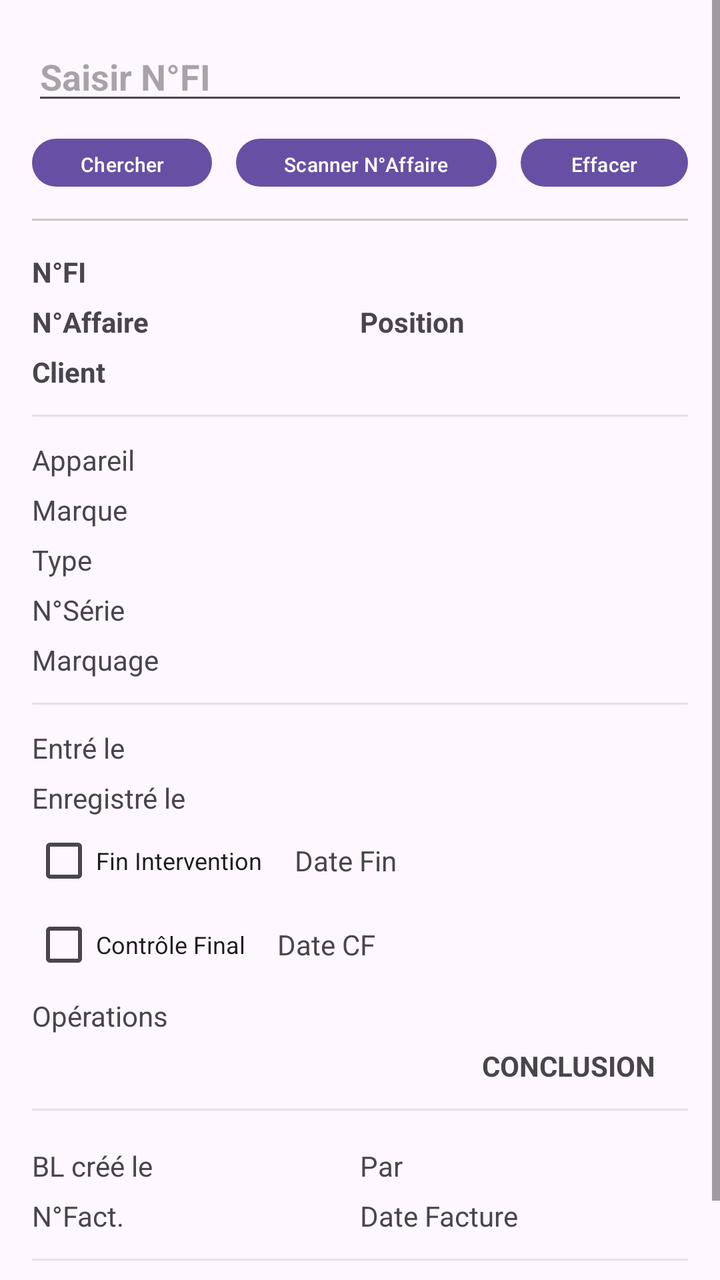
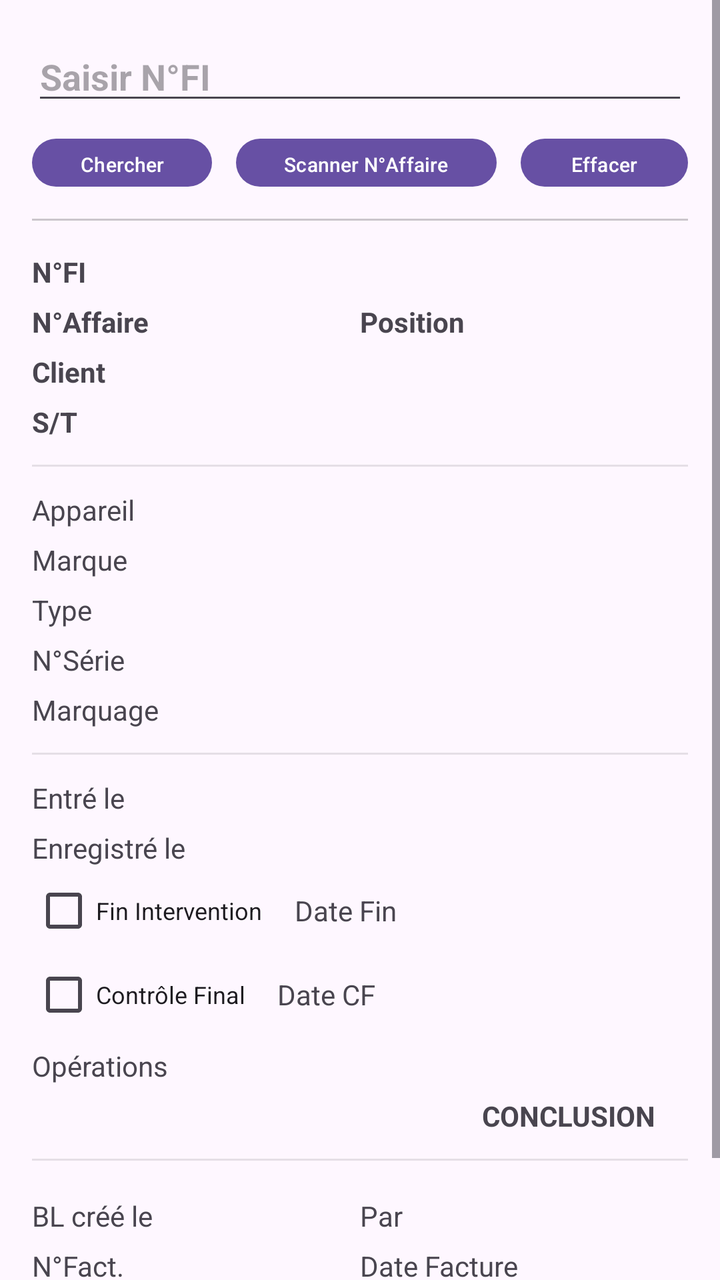

The first picture is an Android layout as it rendered before a commit; the second is the same layout after the commit. The layout source and the unified diff follow.
<!-- AndroidManifest.xml: application theme Theme.QrLookup -->
<!-- res/layout/activity_main.xml -->
<?xml version="1.0" encoding="utf-8"?>
<ScrollView xmlns:android="http://schemas.android.com/apk/res/android"
    xmlns:app="http://schemas.android.com/apk/res-auto"
    android:layout_width="match_parent"
    android:layout_height="match_parent">

    <LinearLayout
        android:layout_width="match_parent"
        android:layout_height="wrap_content"
        android:orientation="vertical"
        android:padding="16dp">

        
        <EditText
            android:id="@+id/etSearch"
            android:layout_width="match_parent"
            android:layout_height="wrap_content"
            android:layout_marginBottom="0dp"
            android:hint="Saisir N°FI"
            android:inputType="text|textCapCharacters"
            android:maxLength="8"
            android:textStyle="bold" />

        <LinearLayout
            android:layout_width="match_parent"
            android:layout_height="wrap_content"
            android:layout_marginTop="12dp"
            android:gravity="center"
            android:orientation="horizontal">

            <Button
                android:id="@+id/btnSearch"
                android:layout_width="wrap_content"
                android:layout_height="24dp"
                android:insetTop="0dp"
                android:insetBottom="0dp"
                android:text="Chercher"
                android:textSize="10sp" />

            <Space
                android:layout_width="12dp"
                android:layout_height="0dp" />

            <Button
                android:id="@+id/btnScanFi"
                android:layout_width="wrap_content"
                android:layout_height="24dp"
                android:insetTop="0dp"
                android:insetBottom="0dp"
                android:text="Scanner N°Affaire"
                android:textSize="10dp"
                app:iconPadding="0dp" />

            <Space
                android:layout_width="12dp"
                android:layout_height="0dp" />

            <Button
                android:id="@+id/btnInit"
                android:layout_width="wrap_content"
                android:layout_height="24dp"
                android:insetTop="0dp"
                android:insetBottom="0dp"
                android:text="Effacer"
                android:textSize="10dp" />

        </LinearLayout>

        <View
            android:layout_width="match_parent"
            android:layout_height="1dp"
            android:layout_marginTop="16dp"
            android:background="#33000000" />

        
        <TextView
            android:id="@+id/tvNumFI"
            android:layout_width="match_parent"
            android:layout_height="wrap_content"
            android:layout_marginTop="16dp"
            android:text="N°FI"
            android:textStyle="bold" />

        <LinearLayout
            android:layout_width="match_parent"
            android:layout_height="wrap_content"
            android:layout_marginTop="6dp"
            android:orientation="horizontal">

            <TextView
                android:id="@+id/tvNumAff"
                android:layout_width="0dp"
                android:layout_height="wrap_content"
                android:layout_weight="1"
                android:text="N°Affaire"
                android:textStyle="bold" />

            <TextView
                android:id="@+id/tvPosit"
                android:layout_width="0dp"
                android:layout_height="wrap_content"
                android:layout_weight="1"
                android:text="Position"
                android:textStyle="bold" />
        </LinearLayout>

        <TextView
            android:id="@+id/tvClient"
            android:layout_width="match_parent"
            android:layout_height="wrap_content"
            android:layout_marginTop="6dp"
            android:clickable="true"
            android:focusable="true"
            android:text="Client"
            android:textStyle="bold" />

        <View
            android:layout_width="match_parent"
            android:layout_height="1dp"
            android:layout_marginTop="12dp"
            android:background="#19000000" />

        
        <TextView
            android:id="@+id/tvAppareil"
            android:layout_width="match_parent"
            android:layout_height="wrap_content"
            android:layout_marginTop="12dp"
            android:text="Appareil" />

        <TextView
            android:id="@+id/tvMarque"
            android:layout_width="match_parent"
            android:layout_height="wrap_content"
            android:layout_marginTop="6dp"
            android:text="Marque" />

        <TextView
            android:id="@+id/tvType"
            android:layout_width="match_parent"
            android:layout_height="wrap_content"
            android:layout_marginTop="6dp"
            android:text="Type" />

        <TextView
            android:id="@+id/tvSerie"
            android:layout_width="match_parent"
            android:layout_height="wrap_content"
            android:layout_marginTop="6dp"
            android:text="N°Série" />

        <TextView
            android:id="@+id/tvMarquage"
            android:layout_width="match_parent"
            android:layout_height="wrap_content"
            android:layout_marginTop="6dp"
            android:text="Marquage" />

        <View
            android:layout_width="match_parent"
            android:layout_height="1dp"
            android:layout_marginTop="12dp"
            android:background="#19000000" />

        
        <TextView
            android:id="@+id/tvDateEntre"
            android:layout_width="match_parent"
            android:layout_height="wrap_content"
            android:layout_marginTop="12dp"
            android:text="Entré le" />

        <TextView
            android:id="@+id/tvDateEnreg"
            android:layout_width="match_parent"
            android:layout_height="wrap_content"
            android:layout_marginTop="6dp"
            android:text="Enregistré le" />

        <LinearLayout
            android:layout_width="match_parent"
            android:layout_height="wrap_content"
            android:layout_marginTop="6dp"
            android:gravity="center_vertical"
            android:orientation="horizontal">

            <CheckBox
                android:id="@+id/chkFinterv"
                style="@style/CompactCheckBox"
                android:layout_width="wrap_content"
                android:layout_height="wrap_content"
                android:clickable="false"
                android:text="Fin Intervention" />

            <Space
                android:layout_width="16dp"
                android:layout_height="0dp" />

            <TextView
                android:id="@+id/tvDateFin"
                android:layout_width="wrap_content"
                android:layout_height="wrap_content"
                android:text="Date Fin" />
        </LinearLayout>

        <LinearLayout
            android:layout_width="match_parent"
            android:layout_height="wrap_content"
            android:layout_marginTop="10dp"
            android:gravity="center_vertical"
            android:orientation="horizontal">

            <CheckBox
                android:id="@+id/chkCF"
                style="@style/CompactCheckBox"
                android:layout_width="wrap_content"
                android:layout_height="wrap_content"
                android:clickable="false"
                android:text="Contrôle Final" />

            <Space
                android:layout_width="16dp"
                android:layout_height="0dp" />

            <TextView
                android:id="@+id/tvDateCF"
                android:layout_width="wrap_content"
                android:layout_height="wrap_content"
                android:text="Date CF" />
        </LinearLayout>

        <TextView
            android:id="@+id/tvOpReal"
            android:layout_width="239dp"
            android:layout_height="wrap_content"
            android:layout_marginTop="10dp"
            android:text="Opérations" />

        
        <LinearLayout
            android:layout_width="match_parent"
            android:layout_height="wrap_content"
            android:layout_marginTop="6dp"
            android:gravity="center_vertical"
            android:orientation="horizontal">

            
            <LinearLayout
                android:id="@+id/docsContainer"
                android:layout_width="0dp"
                android:layout_height="wrap_content"
                android:layout_marginEnd="8dp"
                android:layout_weight="1"
                android:gravity="left"
                android:orientation="horizontal" />

            <TextView
                android:id="@+id/tvConclusion"
                android:layout_width="wrap_content"
                android:layout_height="wrap_content"
                android:paddingLeft="16dp"
                android:paddingRight="16dp"
                android:text="CONCLUSION"
                android:textStyle="bold" />
        </LinearLayout>

        <View
            android:layout_width="match_parent"
            android:layout_height="1dp"
            android:layout_marginTop="12dp"
            android:background="#19000000" />

        
        <LinearLayout
            android:layout_width="match_parent"
            android:layout_height="wrap_content"
            android:layout_marginTop="12dp"
            android:orientation="horizontal">

            <LinearLayout
                android:id="@+id/BLContainer"
                android:layout_width="0dp"
                android:layout_height="wrap_content"
                android:layout_marginEnd="8dp"
                android:layout_weight="1"
                android:gravity="left"
                android:orientation="horizontal" />
            
            
            
            
            
            
            
            

            
            
            
            
            
            
            
            
        </LinearLayout>

        <LinearLayout
            android:layout_width="match_parent"
            android:layout_height="wrap_content"
            android:layout_marginTop="6dp"
            android:orientation="horizontal">

            <TextView
                android:id="@+id/tvDateCrea"
                android:layout_width="0dp"
                android:layout_height="wrap_content"
                android:layout_weight="1"
                android:ellipsize="end"
                android:maxLines="1"
                android:text="BL créé le" />

            <TextView
                android:id="@+id/tvPar"
                android:layout_width="0dp"
                android:layout_height="wrap_content"
                android:layout_weight="1"
                android:ellipsize="end"
                android:maxLines="1"
                android:text="Par" />
        </LinearLayout>

        <LinearLayout
            android:layout_width="match_parent"
            android:layout_height="wrap_content"
            android:layout_marginTop="6dp"
            android:orientation="horizontal">

            <TextView
                android:id="@+id/tvNumFact"
                android:layout_width="0dp"
                android:layout_height="wrap_content"
                android:layout_weight="1"
                android:ellipsize="end"
                android:maxLines="1"
                android:text="N°Fact." />

            <TextView
                android:id="@+id/tvDateFact"
                android:layout_width="0dp"
                android:layout_height="wrap_content"
                android:layout_weight="1"
                android:ellipsize="end"
                android:maxLines="1"
                android:text="Date Facture" />
        </LinearLayout>

        <View
            android:layout_width="match_parent"
            android:layout_height="1dp"
            android:layout_marginTop="12dp"
            android:background="#19000000" />

        
        <LinearLayout
            android:layout_width="match_parent"
            android:layout_height="wrap_content"
            android:layout_marginTop="12dp"
            android:gravity="center_vertical"
            android:orientation="horizontal">










            <TextView
                android:id="@+id/tvLblEmp"
                android:layout_width="wrap_content"
                android:layout_height="wrap_content"
                android:text="A12"
                android:padding="12dp"
                android:visibility="gone"
                android:background="@drawable/bg_button_like"
                android:textColor="@android:color/white"/>

            <TextView
                android:id="@+id/tvResult"
                android:layout_width="wrap_content"
                android:layout_height="wrap_content"
                android:background="#006400"
                android:paddingLeft="10dp"
                android:paddingRight="10dp"
                android:text=""
                android:textColor="#FFFFFF"
                android:textStyle="bold"
                android:visibility="gone" />
        </LinearLayout>

        <Space
            android:layout_width="match_parent"
            android:layout_height="24dp" />
    </LinearLayout>
</ScrollView>
<!-- resources referenced by this layout -->
<resources>
  <!-- drawable bg_button_like (drawable) -->
  <?xml version="1.0" encoding="utf-8"?>
  <shape xmlns:android="http://schemas.android.com/apk/res/android" android:shape="rectangle">
      <solid android:color="@color/BtnEmp"/>
      <corners android:radius="12dp"/>
      <padding
          android:left="12dp"
          android:top="8dp"
          android:right="12dp"
          android:bottom="8dp" />
  </shape>
  <style name="CompactCheckBox" parent="Widget.AppCompat.CompoundButton.CheckBox">
          <item name="android:minHeight">12dp</item>
          <item name="android:paddingTop">0dp</item>
          <item name="android:paddingBottom">0dp</item>
          <item name="android:textSize">12sp</item>
      </style>
  <style name="Theme.QrLookup" parent="Base.Theme.QrLookup" />
  <color name="BtnEmp">#347C8A</color>
  <style name="Base.Theme.QrLookup" parent="Theme.Material3.DayNight.NoActionBar">
          
          
      </style>
</resources>

<!-- the commit's change to res/layout/activity_main.xml (unified diff, before → after) -->
@@ -112,6 +112,16 @@
             android:clickable="true"
             android:focusable="true"
             android:text="Client"
+            android:textStyle="bold" />
+
+        <TextView
+            android:id="@+id/tvST"
+            android:layout_width="match_parent"
+            android:layout_height="wrap_content"
+            android:layout_marginTop="6dp"
+            android:clickable="true"
+            android:focusable="true"
+            android:text="S/T"
             android:textStyle="bold" />
 
         <View
